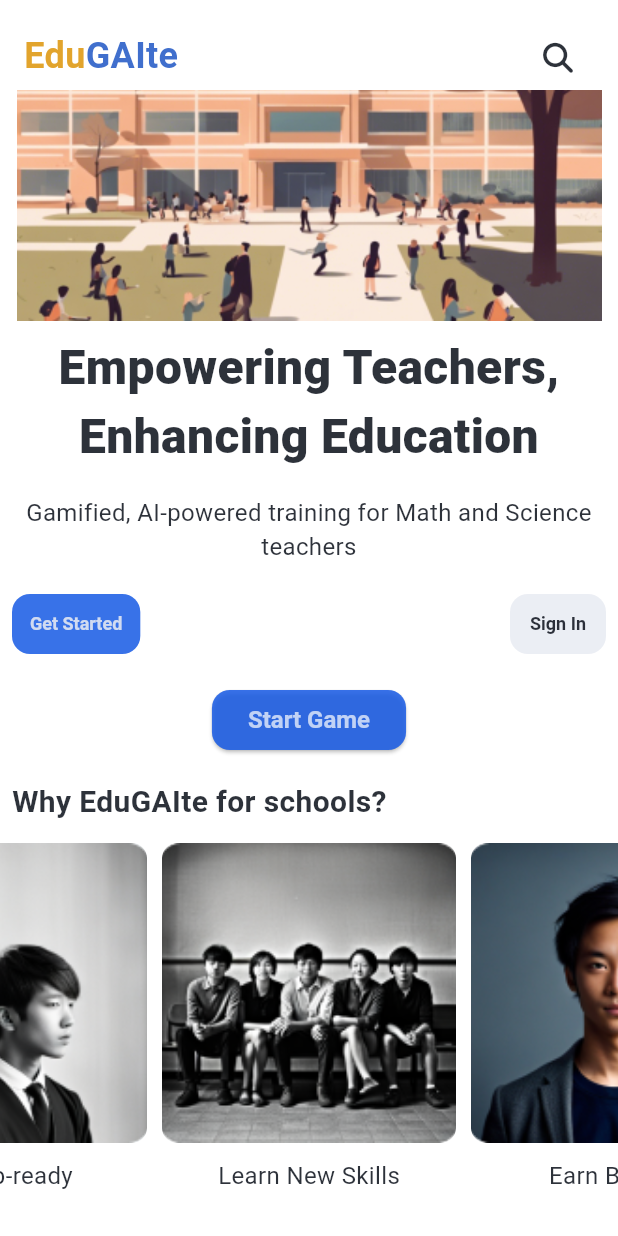
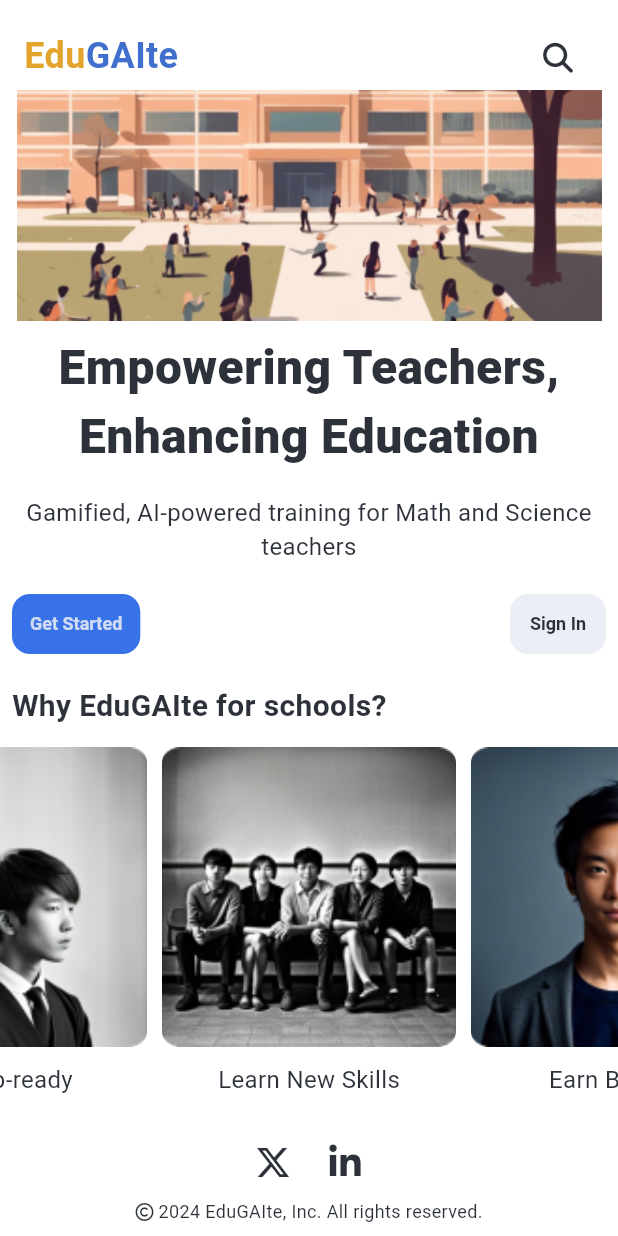
Before and after one commit to SiegfredLorelle/edugaite, a Flutter app: the screen it shows after launch, scrolled down 64 dp, on a phone screen of 412 x 824 dp. Run offline on Flutter 3.47's test engine with Material 3 defaults, Android fonts, the light colour scheme and no system bars; drawn by our look-alikes of carousel_slider; our stand-ins replace font_awesome_flutter; missing offline and left inert: flame; Roboto replaces fonts that are missing (Lexend).

Commit message:
Fix merge conflict

```diff
--- a/lib/screens/home.dart
+++ b/lib/screens/home.dart
@@ -3,6 +3,7 @@ import 'package:font_awesome_flutter/font_awesome_flutter.dart';
 
 import '../widgets/home-image-carousel.dart';
 import '../screens/login.dart';
+
 
 class HomePage extends StatelessWidget {
   const HomePage({super.key});
@@ -90,6 +91,7 @@ class HomePageBody extends StatelessWidget {
                 ),
               ),
             ),
+
             Container(
               color: Colors.white70,
               padding: const EdgeInsets.fromLTRB(8.0, 8.0, 8.0, 8.0),
@@ -103,6 +105,7 @@ class HomePageBody extends StatelessWidget {
                 ),
               ),
             ),
+
             Container(
               color: Colors.white70,
               padding: const EdgeInsets.fromLTRB(8.0, 8.0, 8.0, 8.0),
@@ -111,8 +114,7 @@ class HomePageBody extends StatelessWidget {
                   onPressed: () {
                     Navigator.push(
                     context,
-                      MaterialPageRoute(
-                          builder: (context) => const LoginPage()),
+                    MaterialPageRoute(builder: (context) => const LoginPage()),
                   );
                 },
                   child: const Text('Get Started'),
@@ -137,8 +139,7 @@ class HomePageBody extends StatelessWidget {
                   onPressed: () {
                     Navigator.push(
                     context,
-                      MaterialPageRoute(
-                          builder: (context) => const LoginPage()),
+                    MaterialPageRoute(builder: (context) => const LoginPage()),
                   );
                 },
                   child: const Text('Sign In'),
@@ -160,29 +161,7 @@ class HomePageBody extends StatelessWidget {
                 ),
               ]),
             ),
-            Container(
-              color: Colors.white70,
-              padding: const EdgeInsets.all(8.0),
-              child: ElevatedButton(
-                onPressed: () {
-                  Navigator.pushNamed(context, '/game');
-                },
-                child: const Text('Start Game'),
-                style: ElevatedButton.styleFrom(
-                  backgroundColor: const Color.fromRGBO(
-                      26, 92, 229, 0.867), // Set your desired background color
-                  shape: RoundedRectangleBorder(
-                    borderRadius:
-                        BorderRadius.circular(12.0), // Customize button shape
-                  ),
-                  textStyle: const TextStyle(
-                    fontSize: 16.0, // Set text size
-                    fontFamily: "Lexend",
-                    fontWeight: FontWeight.bold,
-                  ),
-                ),
-              ),
-            ),
+
             Container(
               width: double.infinity,
               color: Colors.white70,
@@ -198,7 +177,9 @@ class HomePageBody extends StatelessWidget {
                 ),
               ),
             ),
+
             const ImageCarousel(),
+
             Container(
               width: double.infinity,
               color: Colors.white70,
@@ -219,6 +200,7 @@ class HomePageBody extends StatelessWidget {
                 ],
               ),
             ),
+
             Container(
               width: double.infinity,
               padding: const EdgeInsets.fromLTRB(8.0, 0.0, 8.0, 8.0),
@@ -226,16 +208,16 @@ class HomePageBody extends StatelessWidget {
               child: Row(
                 mainAxisAlignment: MainAxisAlignment.center,
                 children: [
-                  const FaIcon(
+                  FaIcon(
                     FontAwesomeIcons.copyright,
                     size: 12.0,
-                    color: Color.fromRGBO(13, 18, 28, 0.867),
+                    color: const Color.fromRGBO(13, 18, 28, 0.867),
                   ),
                   Text(
                     ' $currentYear EduGAIte, Inc. All rights reserved.',
-                    style: const TextStyle(
+                    style: TextStyle(
                       fontSize: 12.0,
-                      color: Color.fromRGBO(13, 18, 28, 0.867),
+                      color: const Color.fromRGBO(13, 18, 28, 0.867),
                       fontFamily: "Lexend",
                     ),
                   ),
```
Lines whose indentation alone changed are shown as unchanged.
